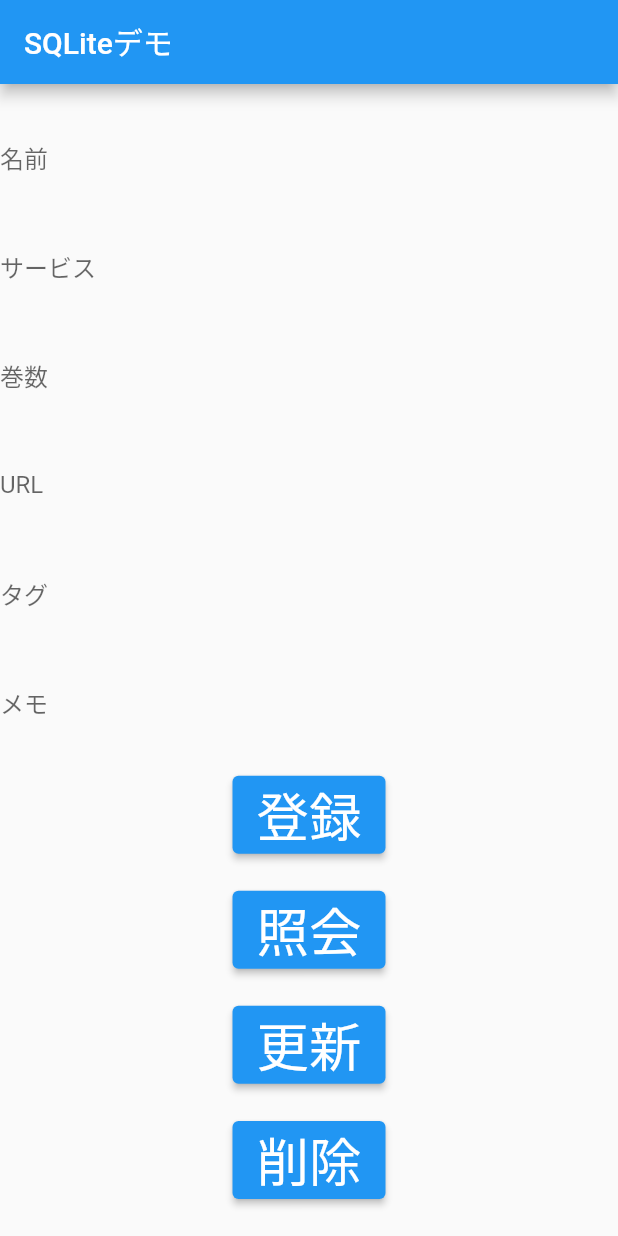
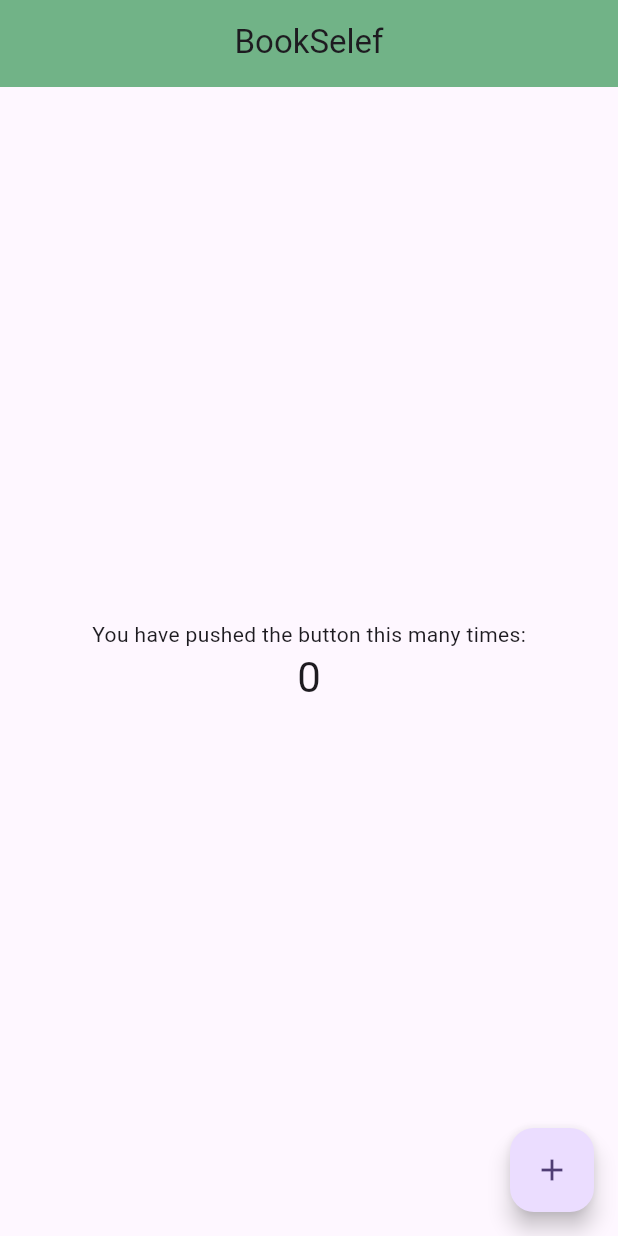
Before and after one commit to weak-in-the-morning/book_self, a Flutter app: the screen it shows after launch, on a phone screen of 412 x 824 dp. Run offline on Flutter 3.47's test engine with Material 2 defaults, Android fonts, the phone set to English and light mode, and no system bars; our stand-ins replace sqflite; accounts and stored records are empty.

Commit message:
Revert "fix: filename"
This reverts commit d9d5589fdb25ada7bba76b3eccf12bb9f5d1e357.

```diff
--- a/app/lib/main.dart
+++ b/app/lib/main.dart
@@ -1,168 +1,67 @@
-// main.dart
-import 'package:app/logic/database_helper.dart';
+import 'package:app/view/design_system.dart';
 import 'package:flutter/material.dart';
-import 'package:intl/intl.dart';
-import 'package:app/data/book_data.dart';
 
 void main() {
-  runApp(MyApp());
+  runApp(const MyApp());
 }
 
 class MyApp extends StatelessWidget {
+  const MyApp({super.key});
+
   @override
   Widget build(BuildContext context) {
     return MaterialApp(
-      home: MyHomePage(),
+      title: 'Book Self',
+      theme: ThemeData(
+        colorScheme: ColorScheme.fromSeed(seedColor: Colors.deepPurple),
+        useMaterial3: true,
+      ),
+      home: const MyHomePage(title: 'Flutter Demo Home Page'),
     );
   }
 }
 
 class MyHomePage extends StatefulWidget {
+  const MyHomePage({super.key, required this.title});
+
+  final String title;
+
   @override
-  _MyHomePageState createState() => _MyHomePageState();
+  State<MyHomePage> createState() => _MyHomePageState();
 }
 
 class _MyHomePageState extends State<MyHomePage> {
-  // DatabaseHelper クラスのインスタンス取得
-  final dbHelper = DatabaseHelper.instance;
+  int _counter = 0;
 
-  late BookData book = new BookData(
-    1,
-    'Book Title',
-    123,
-    'Service Name',
-    false,
-    false,
-    'Tag Name',
-    'Some memo text',
-    DateTime.now(),
-    DateTime.now(),
-    'Search URL',
-    'Image URL',
-  );
+  void _incrementCounter() {
+    setState(() {
+      _counter++;
+    });
+  }
 
-  // homepage layout
   @override
   Widget build(BuildContext context) {
     return Scaffold(
-      appBar: AppBar(
-        title: Text('SQLiteデモ'),
-      ),
+      appBar: const AppBarComponent(title: 'BookSelef',),
       body: Center(
         child: Column(
-          mainAxisAlignment: MainAxisAlignment.spaceEvenly,
+          mainAxisAlignment: MainAxisAlignment.center,
           children: <Widget>[
-            TextField(
-              decoration: InputDecoration(
-                border: InputBorder.none,
-                hintText: '名前',
-              ),
-              onChanged: (text) {
-                book.name = text;
-              },
+            const Text(
+              'You have pushed the button this many times:',
             ),
-            TextField(
-              decoration: InputDecoration(
-                border: InputBorder.none,
-                hintText: 'サービス',
-              ),
-              onChanged: (text) {
-                book.service = text;
-              },
-            ),
-            TextField(
-              decoration: InputDecoration(
-                border: InputBorder.none,
-                hintText: '巻数',
-              ),
-              onChanged: (text) {
-                book.num = int.parse(text);
-              },
-            ),
-            TextField(
-              decoration: InputDecoration(
-                border: InputBorder.none,
-                hintText: 'URL',
-              ),
-              onChanged: (text) {
-                book.urlSearch = text;
-              },
-            ),
-            TextField(
-              decoration: InputDecoration(
-                border: InputBorder.none,
-                hintText: 'タグ',
-              ),
-              onChanged: (text) {
-                book.tag = text;
-              },
-            ),
-            TextField(
-              decoration: InputDecoration(
-                border: InputBorder.none,
-                hintText: 'メモ',
-              ),
-              onChanged: (text) {
-                book.memo = text;
-              },
-            ),
-            ElevatedButton(
-              child: Text(
-                '登録',
-                style: TextStyle(fontSize: 35),
-              ),
-              onPressed: _insert,
-            ),
-            ElevatedButton(
-              child: Text(
-                '照会',
-                style: TextStyle(fontSize: 35),
-              ),
-              onPressed: _query,
-            ),
-            ElevatedButton(
-              child: Text(
-                '更新',
-                style: TextStyle(fontSize: 35),
-              ),
-              onPressed: _update,
-            ),
-            ElevatedButton(
-              child: Text(
-                '削除',
-                style: TextStyle(fontSize: 35),
-              ),
-              onPressed: _delete,
+            Text(
+              '$_counter',
+              style: Theme.of(context).textTheme.headlineMedium,
             ),
           ],
         ),
       ),
+      floatingActionButton: FloatingActionButton(
+        onPressed: _incrementCounter,
+        tooltip: 'Increment',
+        child: const Icon(Icons.add),
+      ),
     );
   }
-
-  // 登録ボタンクリック
-  void _insert() async {
-    final id = await dbHelper.insert(book);
-    print('登録しました。id: $id');
-  }
-
-  // 照会ボタンクリック
-  void _query() async {
-    final allRows = await dbHelper.queryAllRows();
-    print('全てのデータを照会しました。');
-    allRows.forEach(print);
-  }
-
-  // 更新ボタンクリック
-  void _update() async {
-    final rowsAffected = await dbHelper.update(book);
-    print('更新しました。 ID：$rowsAffected ');
-  }
-
-  // 削除ボタンクリック
-  void _delete() async {
-    final id = await dbHelper.queryRowCount();
-    final rowsDeleted = await dbHelper.delete(id!);
-    print('削除しました。 $rowsDeleted ID: $id');
-  }
 }
```
Also changed, not shown: app/lib/logic/Database_Helper.dart (+43 -43 lines), app/lib/logic/dbinput.txt (+27 -17 lines), app/pubspec.lock, 1 other file.
